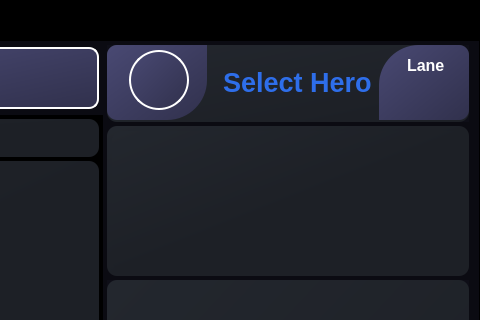
Above: ui/pages/quick_draft.ui from elian-olbz/mlbb-drafting-and-simulation-tools before the change; both pictures show x 548 to 1028 and y 0 to 320 of the 1028 by 700 pixel window. Below: the same form after it.
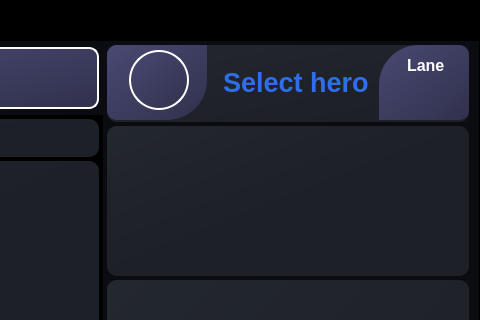
That is the form after the change. Icons and pictures are not drawn.

Commit message: Added reset all charts and UI components. Minus button updates charts. TFLite Interpreter and quick draft csv data loaded during launch.

```diff
--- a/ui/pages/quick_draft.ui
+++ b/ui/pages/quick_draft.ui
@@ -1868,7 +1868,7 @@
                                   </size>
                                  </property>
                                  <property name="text">
-                                  <string>&lt;html&gt;&lt;head/&gt;&lt;body&gt;&lt;p&gt;&lt;span style=&quot; font-size:20pt; font-weight:700; color:#2e6eea;&quot;&gt;Select Hero&lt;/span&gt;&lt;/p&gt;&lt;/body&gt;&lt;/html&gt;</string>
+                                  <string>&lt;html&gt;&lt;head/&gt;&lt;body&gt;&lt;p&gt;&lt;span style=&quot; font-size:20pt; font-weight:700; color:#2e6eea;&quot;&gt;Select hero&lt;/span&gt;&lt;/p&gt;&lt;/body&gt;&lt;/html&gt;</string>
                                  </property>
                                 </widget>
                                </item>
```
Left out of the diff: 60 changed lines with no effect on the pictures. The commit also changes 7 other files.
